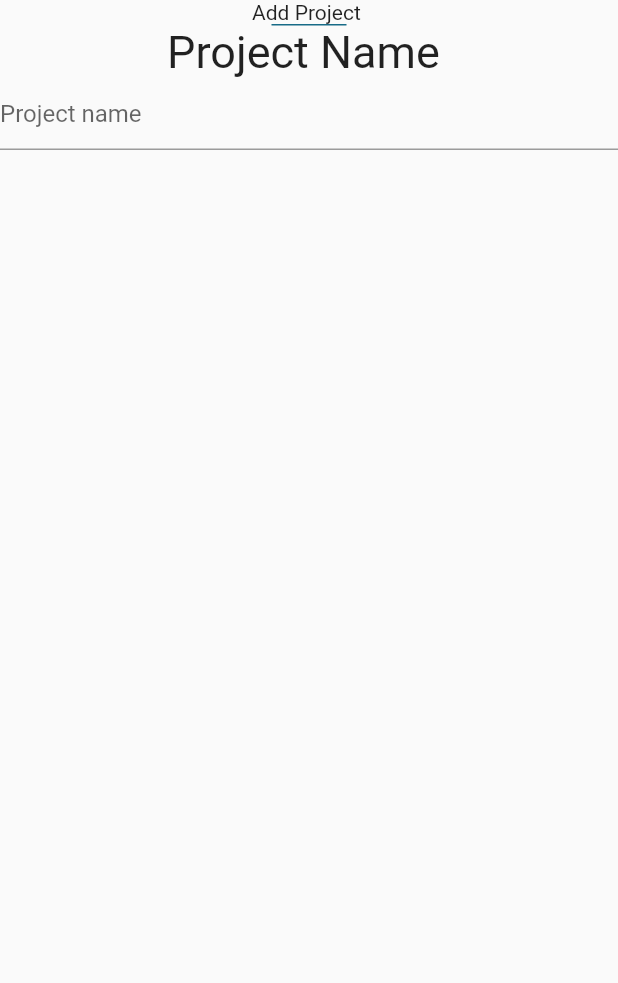
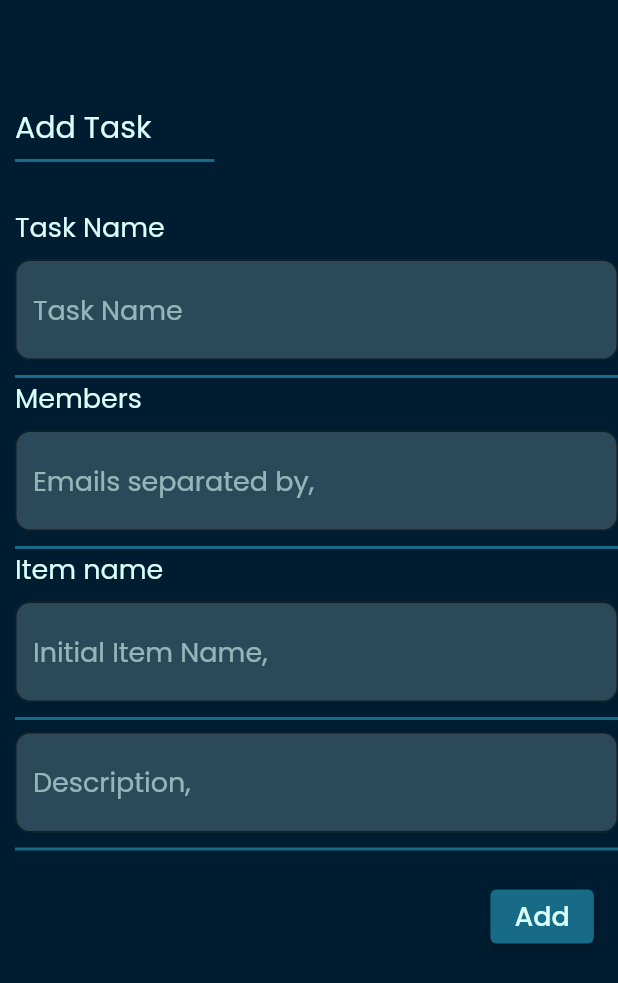
Before and after one commit to prerna12s/Project_Management_App, a Flutter app: the AddTask screen opened directly, on a phone screen of 412 x 824 dp. Shown: the top 983 px of the screen. Run offline on Flutter 3.47's test engine with Material 2 defaults, Android fonts, the phone set to English and light mode, and no system bars; our stand-ins replace firebase_core, google_fonts; accounts and stored records are empty.

Commit message:
changes added

```diff
--- a/lib/Pages/Addtask.dart
+++ b/lib/Pages/Addtask.dart
@@ -1,4 +1,8 @@
 import 'package:flutter/material.dart';
+import 'package:google_fonts/google_fonts.dart';
+import 'package:project_management_/widgets/WriteBox.dart';
+
+import '../widgets/Line.dart';
 class AddTask extends StatefulWidget {
   const AddTask({super.key});
 
@@ -9,41 +13,64 @@ class AddTask extends StatefulWidget {
 class _AddTaskState extends State<AddTask> {
   @override
   Widget build(BuildContext context) {
-    return Column(
-      children: [
-        Text("Add Project "),
-       Line(),
-        Text("Project Name ",style:TextStyle(
-          fontSize:30,
-        )),
-        Container(
-          child: TextFormField(
-             minLines: 1,
-              maxLines: 4,
-           decoration: InputDecoration(
-          hintText: 'Project name'
-          ),
-    ),),
-      ],
+    return Scaffold(
+      backgroundColor: Color(0xFF001C30),
+
+       body: SingleChildScrollView(
+         child: Padding(
+           padding: const EdgeInsets.only(top:70,left:10),
+           child: Column(
+crossAxisAlignment: CrossAxisAlignment.start,
+              children: [
+
+                Text("Add Task ",style:GoogleFonts.poppins(
+                  color: Color(0xFFDAFFFB),
+                  fontSize:20,
+                ),),
+                Line(),
+                SizedBox(
+                  height:30
+                ),
+                Text("Task Name ",style:GoogleFonts.poppins(
+                  color: Color(0xFFDAFFFB),
+                  fontSize:18,
+                ),),
+               WriteBox(Text: 'Task Name'),
+                Line(width: 1,padding: 10),
+                Text("Members ",style:GoogleFonts.poppins(
+                  color: Color(0xFFDAFFFB),
+                  fontSize:18,
+                ),),
+                WriteBox(Text:'Emails separated by,'),
+                Line(width: 1,padding: 10),
+                Text("Item name ",style:GoogleFonts.poppins(
+                  color: Color(0xFFDAFFFB),
+                  fontSize:18,
+                ),),
+                WriteBox(Text:'Initial Item Name,',),
+                Line(width: 1,padding: 10),
+
+                WriteBox(Text:'Description,'),
+                Line(width: 1,padding: 10),
+               Padding(
+                 padding: EdgeInsets.only(left:MediaQuery.of(context).size.width/1.3,top:20),
+                 child: ElevatedButton(onPressed: (){},
+                   style: ElevatedButton.styleFrom(
+                     backgroundColor: Color(0xFF176B87),
+                   ),
+                   child: Text(
+                   'Add',style:GoogleFonts.poppins(
+                   color: Color(0xFFDAFFFB),
+                   fontSize:18,
+                 ),
+                 ),),
+               )
+
+              ],
+            ),
+         ),
+       ),
     );
+
   }
 }
-class Line extends StatefulWidget {
-  const Line({super.key});
-
-  @override
-  State<Line> createState() => _LineState();
-}
-
-class _LineState extends State<Line> {
-  @override
-  Widget build(BuildContext context) {
-    return  Container(
-      height: 1,
-      width:50,
-      decoration: BoxDecoration(
-        color: Color(0xFF176B87),
-      ),
-    );
-  }
-}
--- a/lib/main.dart
+++ b/lib/main.dart
@@ -1,5 +1,6 @@
 import 'package:firebase_core/firebase_core.dart';
 import 'package:flutter/material.dart';
+import 'package:project_management_/Pages/Addtask.dart';
 import 'package:project_management_/firebase_options.dart';
 import 'package:project_management_/Pages/LoadingScreen.dart';
 import 'package:project_management_/Pages/Worklist.dart';
@@ -22,7 +23,7 @@ class MyApp extends StatelessWidget {
       title: 'Home',
       debugShowCheckedModeBanner: false,
       routes:{
-        '/':(context)=> Worklist(),
+        '/':(context)=> AddTask(),
       } ,
     );
   }}
--- /dev/null
+++ b/lib/widgets/Line.dart
@@ -0,0 +1,26 @@
+import 'package:flutter/material.dart';
+
+class Line extends StatefulWidget {
+  final double width;
+  final double padding;
+  const Line({super.key, this.width=3.1, this.padding=6.0});
+
+  @override
+  State<Line> createState() => _LineState();
+}
+
+class _LineState extends State<Line> {
+  @override
+  Widget build(BuildContext context) {
+    return  Padding(
+      padding:  EdgeInsets.only(top:widget.padding),
+      child: Container(
+        height: 2,
+        width:MediaQuery.of(context).size.width/widget.width,
+        decoration: BoxDecoration(
+          color: Color(0xFF176B87),
+        ),
+      ),
+    );
+  }
+}
--- /dev/null
+++ b/lib/widgets/WriteBox.dart
@@ -0,0 +1,35 @@
+
+
+import 'package:flutter/material.dart';
+import 'package:google_fonts/google_fonts.dart';
+class WriteBox extends StatefulWidget {
+  final String Text;
+  const WriteBox({super.key,required this.Text});
+
+  @override
+  State<WriteBox> createState() => _WriteBoxState();
+}
+
+class _WriteBoxState extends State<WriteBox> {
+  @override
+  Widget build(BuildContext context) {
+    return  Padding(
+      padding: const EdgeInsets.only(top:8),
+      child: TextFormField(
+        minLines: 1,
+        maxLines: 4,
+        decoration: InputDecoration(
+            fillColor: Color(0xFFDAFFFB).withOpacity(0.2),
+            filled: true,
+            disabledBorder:OutlineInputBorder(borderSide: BorderSide(width: 0,style: BorderStyle.none)),
+            border: OutlineInputBorder(borderRadius: BorderRadius.all(Radius.circular(10))),
+            hintText: widget.Text,
+          hintStyle: GoogleFonts.poppins(
+                  fontSize: 18,
+                 color: Color(0xFFDAFFFB).withOpacity(0.6),
+          )
+        ),
+      ),
+    );
+  }
+}
```
